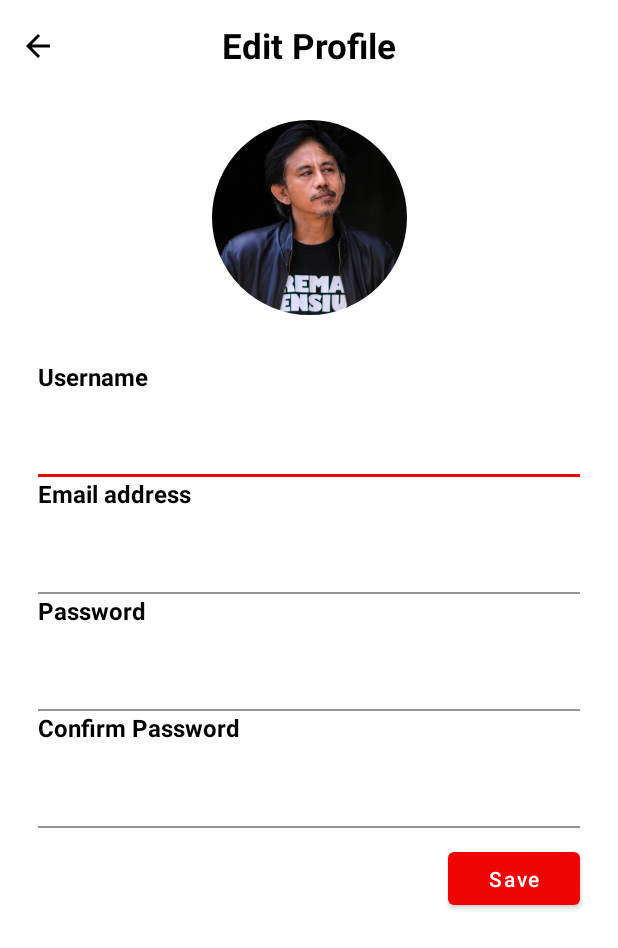
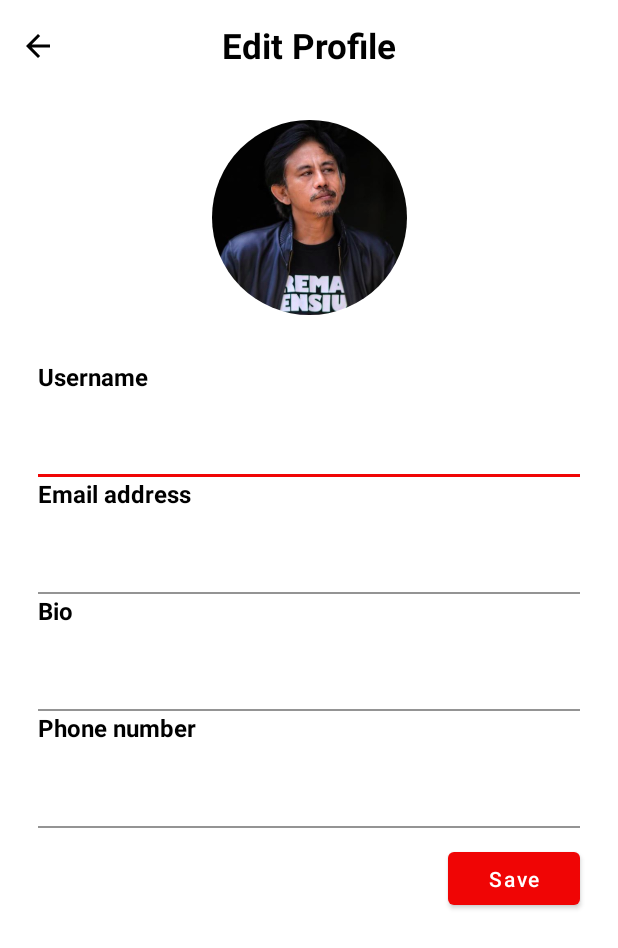
Before and after one commit to luqmanamirullah/DemosAndroid, an Android app: the layout activity_detail_profile.xml on its own in the app's theme, with its tools: preview values and no code run, on a phone screen of 412 x 824 dp. Shown: the top 948 px of the screen. Run offline under Robolectric (Android 15) with nearby library versions, the light colour scheme and no system bars; network calls fail.

Commit message:
feat: add ForgotPassword

```diff
--- a/app/src/main/java/com/example/demos/ui/InformationActivity.kt
+++ b/app/src/main/java/com/example/demos/ui/InformationActivity.kt
@@ -20,9 +20,7 @@ class InformationActivity : AppCompatActivity() {
             onBackPressed()
         }
         binding.btnOK.setOnClickListener {
-            intent = Intent (this, MainActivity::class.java).also {
-                startActivity(it)
-            }
+            onBackPressed()
         }
     }
     override fun onBackPressed() {
--- a/app/src/main/java/com/example/demos/ui/LoginActivity.kt
+++ b/app/src/main/java/com/example/demos/ui/LoginActivity.kt
@@ -69,11 +69,14 @@ class LoginActivity : AppCompatActivity() {
             }
         }
 
-
         binding.btnLogin.setOnClickListener {
             lifecycleScope.launch {
                 login()
             }
+        }
+        binding.txtForgotPassword.setOnClickListener {
+            intent = Intent(this, ForgotPassword::class.java)
+            startActivity(intent)
         }
 
         binding.txtSignUp.setOnClickListener {
--- a/app/src/main/res/layout/activity_detail_profile.xml
+++ b/app/src/main/res/layout/activity_detail_profile.xml
@@ -59,7 +59,7 @@
             app:layout_constraintTop_toBottomOf="@+id/linearLayout" />
 
         <TextView
-            android:id="@+id/textView"
+            android:id="@+id/txtUsername"
             android:layout_width="wrap_content"
             android:layout_height="wrap_content"
             android:layout_marginHorizontal="25dp"
@@ -71,38 +71,6 @@
             android:textStyle="bold"
             app:layout_constraintStart_toStartOf="parent"
             app:layout_constraintTop_toBottomOf="@+id/imgProfile" />
-
-
-        <com.google.android.material.textfield.TextInputLayout
-            android:id="@+id/tlEmail"
-            android:layout_width="match_parent"
-            android:layout_height="wrap_content"
-            android:layout_marginHorizontal="25dp"
-            android:textStyle="bold"
-            android:backgroundTint="@color/white"
-            app:boxBackgroundColor="@android:color/transparent"
-            app:hintTextColor="@android:color/transparent"
-            app:layout_constraintStart_toStartOf="parent"
-            app:layout_constraintTop_toBottomOf="@+id/textView">
-            <com.google.android.material.textfield.TextInputEditText
-                android:id="@+id/etEmail"
-                android:layout_width="match_parent"
-                android:layout_height="wrap_content"
-                android:inputType="textEmailAddress"/>
-        </com.google.android.material.textfield.TextInputLayout>
-
-        <TextView
-            android:id="@+id/txtUsername"
-            android:layout_width="wrap_content"
-            android:layout_height="wrap_content"
-            android:layout_marginHorizontal="25dp"
-            android:text="Email address"
-            android:textAllCaps="false"
-            android:textColor="@color/black"
-            android:textSize="16dp"
-            android:textStyle="bold"
-            app:layout_constraintStart_toStartOf="parent"
-            app:layout_constraintTop_toBottomOf="@+id/tlEmail" />
 
 
         <com.google.android.material.textfield.TextInputLayout
@@ -119,16 +87,15 @@
             <com.google.android.material.textfield.TextInputEditText
                 android:id="@+id/etUsername"
                 android:layout_width="match_parent"
-                android:layout_height="wrap_content"
-                android:inputType="textEmailAddress"/>
+                android:layout_height="wrap_content"/>
         </com.google.android.material.textfield.TextInputLayout>
 
         <TextView
-            android:id="@+id/txtPassword"
+            android:id="@+id/txtEmail"
             android:layout_width="wrap_content"
             android:layout_height="wrap_content"
             android:layout_marginHorizontal="25dp"
-            android:text="Password"
+            android:text="Email address"
             android:textAllCaps="false"
             android:textColor="@color/black"
             android:textSize="16dp"
@@ -138,7 +105,7 @@
 
 
         <com.google.android.material.textfield.TextInputLayout
-            android:id="@+id/tlPassword"
+            android:id="@+id/tlEmail"
             android:layout_width="match_parent"
             android:layout_height="wrap_content"
             android:layout_marginHorizontal="25dp"
@@ -147,30 +114,30 @@
             app:boxBackgroundColor="@android:color/transparent"
             app:hintTextColor="@android:color/transparent"
             app:layout_constraintStart_toStartOf="parent"
-            app:layout_constraintTop_toBottomOf="@+id/txtPassword">
+            app:layout_constraintTop_toBottomOf="@+id/txtEmail">
             <com.google.android.material.textfield.TextInputEditText
-                android:id="@+id/etPassword"
+                android:id="@+id/etEmail"
                 android:layout_width="match_parent"
                 android:layout_height="wrap_content"
                 android:inputType="textEmailAddress"/>
         </com.google.android.material.textfield.TextInputLayout>
 
         <TextView
-            android:id="@+id/txtConfirmPassword"
+            android:id="@+id/txtBio"
             android:layout_width="wrap_content"
             android:layout_height="wrap_content"
             android:layout_marginHorizontal="25dp"
-            android:text="Confirm Password"
+            android:text="Bio"
             android:textAllCaps="false"
             android:textColor="@color/black"
             android:textSize="16dp"
             android:textStyle="bold"
             app:layout_constraintStart_toStartOf="parent"
-            app:layout_constraintTop_toBottomOf="@+id/tlPassword" />
+            app:layout_constraintTop_toBottomOf="@+id/tlEmail" />
 
 
         <com.google.android.material.textfield.TextInputLayout
-            android:id="@+id/tlConfirmPassword"
+            android:id="@+id/tlBio"
             android:layout_width="match_parent"
             android:layout_height="wrap_content"
             android:layout_marginHorizontal="25dp"
@@ -179,12 +146,42 @@
             app:boxBackgroundColor="@android:color/transparent"
             app:hintTextColor="@android:color/transparent"
             app:layout_constraintStart_toStartOf="parent"
-            app:layout_constraintTop_toBottomOf="@+id/txtConfirmPassword">
+            app:layout_constraintTop_toBottomOf="@+id/txtBio">
             <com.google.android.material.textfield.TextInputEditText
-                android:id="@+id/etConfirmPassword"
+                android:id="@+id/etBio"
                 android:layout_width="match_parent"
-                android:layout_height="wrap_content"
-                android:inputType="textEmailAddress"/>
+                android:layout_height="wrap_content"/>
+        </com.google.android.material.textfield.TextInputLayout>
+
+        <TextView
+            android:id="@+id/txtPhone"
+            android:layout_width="wrap_content"
+            android:layout_height="wrap_content"
+            android:layout_marginHorizontal="25dp"
+            android:text="Phone number"
+            android:textAllCaps="false"
+            android:textColor="@color/black"
+            android:textSize="16dp"
+            android:textStyle="bold"
+            app:layout_constraintStart_toStartOf="parent"
+            app:layout_constraintTop_toBottomOf="@+id/tlBio" />
+
+
+        <com.google.android.material.textfield.TextInputLayout
+            android:id="@+id/tlPhone"
+            android:layout_width="match_parent"
+            android:layout_height="wrap_content"
+            android:layout_marginHorizontal="25dp"
+            android:textStyle="bold"
+            android:backgroundTint="@color/white"
+            app:boxBackgroundColor="@android:color/transparent"
+            app:hintTextColor="@android:color/transparent"
+            app:layout_constraintStart_toStartOf="parent"
+            app:layout_constraintTop_toBottomOf="@+id/txtPhone">
+            <com.google.android.material.textfield.TextInputEditText
+                android:id="@+id/etPhone"
+                android:layout_width="match_parent"
+                android:layout_height="wrap_content"/>
         </com.google.android.material.textfield.TextInputLayout>
 
         <Button
@@ -196,6 +193,6 @@
             android:text="Save"
             android:textAllCaps="false"
             app:layout_constraintEnd_toEndOf="parent"
-            app:layout_constraintTop_toBottomOf="@+id/tlConfirmPassword" />
+            app:layout_constraintTop_toBottomOf="@+id/tlPhone"/>
     </androidx.constraintlayout.widget.ConstraintLayout>
 </FrameLayout>
```
Also changed, not shown: app/src/main/AndroidManifest.xml (+10 -3 lines), app/src/main/java/com/example/demos/ui/ChangePasswordActivity.kt (added, +44 -0 lines), app/src/main/java/com/example/demos/ui/ForgotPasswordActivity.kt (added, +20 -0 lines), app/src/main/java/com/example/demos/ui/SettingActivity.kt (+13 -3 lines), app/src/main/res/drawable/custom_layer4.xml (added, +8 -0 lines), app/src/main/res/layout/activity_change_password.xml (added, +167 -0 lines), app/src/main/res/layout/activity_forgot_password.xml (added, +93 -0 lines), app/src/main/res/layout/activity_setting.xml (+8 -6 lines).
